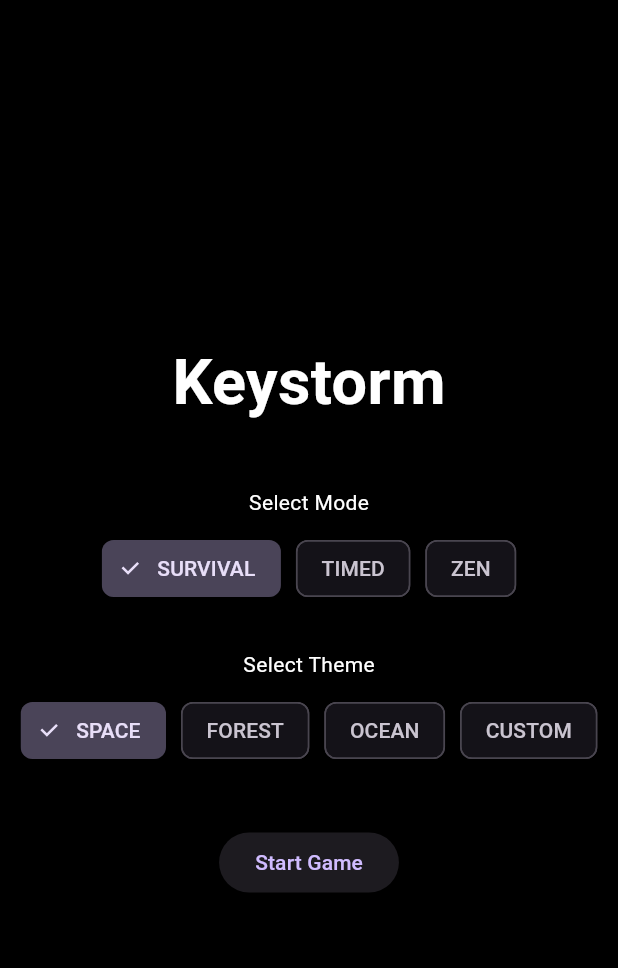
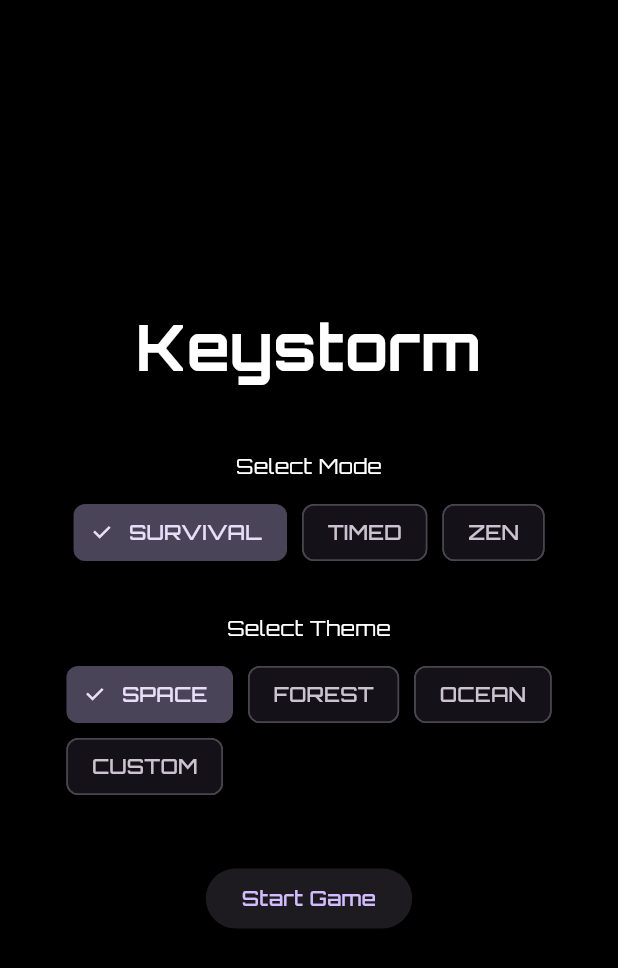
Before and after one commit to meetlaurenjames/KeyStorm, a Flutter app: the screen it shows after launch, on a phone screen of 412 x 824 dp. Shown: the top 968 px of the screen. Run offline on Flutter 3.47's test engine with Material 3 defaults, Android fonts, the phone set to English and light mode, and no system bars; our stand-ins replace flutter_colorpicker, google_fonts, shared_preferences; missing offline and left inert: flame.

Commit message:
importing google fonts

```diff
--- a/lib/main.dart
+++ b/lib/main.dart
@@ -1,4 +1,6 @@
 import 'package:flutter/material.dart';
+import 'package:google_fonts/google_fonts.dart';
+
 import 'screens/loading_screen.dart';
 import 'game/user_settings.dart';
 
@@ -11,10 +13,18 @@ class KeyStormApp extends StatelessWidget {
 
   @override
   Widget build(BuildContext context) {
+    final baseTheme = ThemeData.dark();
+
     return MaterialApp(
       debugShowCheckedModeBanner: false,
-      theme: ThemeData.dark(),
-      home: LoadingScreen(settings: UserSettings()),
+      theme: baseTheme.copyWith(
+        textTheme: baseTheme.textTheme.apply(
+          fontFamily: GoogleFonts.orbitron().fontFamily,
+        ),
+      ),
+      home: LoadingScreen(
+        settings: UserSettings(),
+      ),
     );
   }
 }
--- a/pubspec.yaml
+++ b/pubspec.yaml
@@ -38,6 +38,7 @@ dependencies:
   flutter_tts: ^4.2.5
   flutter_colorpicker: ^1.1.0
   shared_preferences: ^2.2.2
+  google_fonts: ^8.0.2
 
 dev_dependencies:
   flutter_test:
```
Also changed, not shown: lib/screens/game_screen.dart (+4 -3 lines), pubspec.lock.
